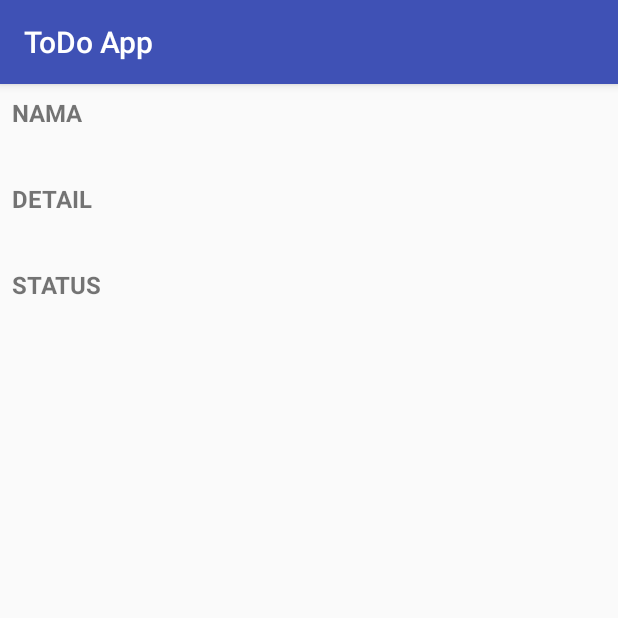
After one commit to GoLok56/NgabuburIt, an Android app: the DetailActivity screen opened directly, with no data from a screen before it, on a phone screen of 412 x 824 dp, the top half of it. The commit adds this screen. Run offline under Robolectric (Android 15) with nearby library versions, the phone set to English and light mode, and no system bars; 3 statements that could not run were skipped.

Commit message:
initial commit

```diff
--- a/app/build.gradle
+++ b/app/build.gradle
@@ -1,6 +1,7 @@
 apply plugin: 'com.android.application'
 apply plugin: 'kotlin-android'
 apply plugin: 'kotlin-android-extensions'
+apply plugin: 'kotlin-kapt'
 
 android {
     compileSdkVersion 27
@@ -22,7 +23,7 @@ android {
 
 dependencies {
     implementation fileTree(dir: 'libs', include: ['*.jar'])
-    implementation"org.jetbrains.kotlin:kotlin-stdlib-jre7:$kotlin_version"
+    implementation "org.jetbrains.kotlin:kotlin-stdlib-jre7:$kotlin_version"
     implementation 'com.android.support:appcompat-v7:27.1.1'
     implementation 'com.android.support.constraint:constraint-layout:1.1.0'
     testImplementation 'junit:junit:4.12'
@@ -32,5 +33,8 @@ dependencies {
     implementation 'com.android.support:design:27.1.1'
     implementation 'com.android.support:cardview-v7:27.1.1'
     implementation "android.arch.persistence.room:runtime:1.1.0"
+    implementation "android.arch.lifecycle:livedata:1.1.1"
+    implementation "io.reactivex.rxjava2:rxjava:2.1.14"
+    implementation 'io.reactivex.rxjava2:rxandroid:2.0.2'
     kapt "android.arch.persistence.room:compiler:1.1.0"
 }
--- a/app/src/main/AndroidManifest.xml
+++ b/app/src/main/AndroidManifest.xml
@@ -9,13 +9,15 @@
         android:roundIcon="@mipmap/ic_launcher_round"
         android:supportsRtl="true"
         android:theme="@style/AppTheme">
-        <activity android:name=".MainActivity">
+        <activity android:name=".main.MainActivity">
             <intent-filter>
                 <action android:name="android.intent.action.MAIN" />
 
                 <category android:name="android.intent.category.LAUNCHER" />
             </intent-filter>
         </activity>
+        <activity android:name=".addtodo.AddToDoActivity" />
+        <activity android:name=".detail.DetailActivity"></activity>
     </application>
 
 </manifest>
--- /dev/null
+++ b/app/src/main/java/io/github/golok56/ngabuburit/detail/DetailActivity.kt
@@ -0,0 +1,22 @@
+package io.github.golok56.ngabuburit.detail
+
+import android.support.v7.app.AppCompatActivity
+import android.os.Bundle
+import io.github.golok56.ngabuburit.R
+import io.github.golok56.ngabuburit.entities.ToDo
+import kotlinx.android.synthetic.main.activity_detail.*
+
+class DetailActivity : AppCompatActivity() {
+
+    private lateinit var todo: ToDo
+
+    override fun onCreate(savedInstanceState: Bundle?) {
+        super.onCreate(savedInstanceState)
+        setContentView(R.layout.activity_detail)
+
+        todo = intent.getParcelableExtra("todo")
+        textViewDetailTodoActivityDetail.text = todo.deskripsi
+        textViewNamaTodoActivityDetail.text = todo.nama
+        textViewStatusTodoActivityDetail.text = if (todo?.status == 0) "Belum Selesai" else "Selesai"
+    }
+}
--- /dev/null
+++ b/app/src/main/res/layout/activity_detail.xml
@@ -0,0 +1,81 @@
+<?xml version="1.0" encoding="utf-8"?>
+<android.support.constraint.ConstraintLayout xmlns:android="http://schemas.android.com/apk/res/android"
+    xmlns:app="http://schemas.android.com/apk/res-auto"
+    xmlns:tools="http://schemas.android.com/tools"
+    android:layout_width="match_parent"
+    android:layout_height="match_parent"
+    tools:context=".detail.DetailActivity">
+
+    <TextView
+        android:id="@+id/textViewLabelNamaTodoActivityDetail"
+        android:layout_width="wrap_content"
+        android:layout_height="wrap_content"
+        android:layout_marginStart="8dp"
+        android:layout_marginTop="8dp"
+        android:text="Nama"
+        android:textAllCaps="true"
+        android:textSize="16sp"
+        android:textStyle="bold"
+        app:layout_constraintStart_toStartOf="parent"
+        app:layout_constraintTop_toTopOf="parent" />
+
+    <TextView
+        android:id="@+id/textViewNamaTodoActivityDetail"
+        android:layout_width="0dp"
+        android:layout_height="wrap_content"
+        android:layout_marginEnd="8dp"
+        android:layout_marginStart="8dp"
+        android:layout_marginTop="8dp"
+        app:layout_constraintEnd_toEndOf="parent"
+        app:layout_constraintStart_toStartOf="parent"
+        app:layout_constraintTop_toBottomOf="@+id/textViewLabelNamaTodoActivityDetail"
+        tools:text="Belajar Android" />
+
+    <TextView
+        android:id="@+id/textViewLabelDetailTodoActivityDetail"
+        android:layout_width="wrap_content"
+        android:layout_height="wrap_content"
+        android:layout_marginStart="8dp"
+        android:layout_marginTop="8dp"
+        android:text="Detail"
+        android:textAllCaps="true"
+        android:textSize="16sp"
+        android:textStyle="bold"
+        app:layout_constraintStart_toStartOf="parent"
+        app:layout_constraintTop_toBottomOf="@+id/textViewNamaTodoActivityDetail" />
+
+    <TextView
+        android:id="@+id/textViewDetailTodoActivityDetail"
+        android:layout_width="0dp"
+        android:layout_height="wrap_content"
+        android:layout_marginEnd="8dp"
+        android:layout_marginStart="8dp"
+        android:layout_marginTop="8dp"
+        app:layout_constraintEnd_toEndOf="parent"
+        app:layout_constraintStart_toStartOf="parent"
+        app:layout_constraintTop_toBottomOf="@+id/textViewLabelDetailTodoActivityDetail"
+        tools:text="NgabuburIT Bareng Codelabs" />
+
+    <TextView
+        android:id="@+id/textViewLabelStatusActivityDetail"
+        android:layout_width="wrap_content"
+        android:layout_height="wrap_content"
+        android:layout_marginStart="8dp"
+        android:layout_marginTop="8dp"
+        android:text="Status"
+        android:textAllCaps="true"
+        android:textSize="16sp"
+        android:textStyle="bold"
+        app:layout_constraintStart_toStartOf="parent"
+        app:layout_constraintTop_toBottomOf="@+id/textViewDetailTodoActivityDetail" />
+
+    <TextView
+        android:id="@+id/textViewStatusTodoActivityDetail"
+        android:layout_width="wrap_content"
+        android:layout_height="wrap_content"
+        android:layout_marginStart="8dp"
+        android:layout_marginTop="8dp"
+        app:layout_constraintStart_toStartOf="parent"
+        app:layout_constraintTop_toBottomOf="@+id/textViewLabelStatusActivityDetail"
+        tools:text="Selesai" />
+</android.support.constraint.ConstraintLayout>
--- a/app/src/main/res/layout/activity_main.xml
+++ b/app/src/main/res/layout/activity_main.xml
@@ -4,12 +4,13 @@
     xmlns:tools="http://schemas.android.com/tools"
     android:layout_width="match_parent"
     android:layout_height="match_parent"
-    tools:context=".MainActivity">
+    tools:context=".main.MainActivity">
 
     <android.support.v7.widget.RecyclerView
         android:id="@+id/recyclerviewTodolistActivityMain"
         android:layout_width="0dp"
         android:layout_height="0dp"
+        app:layoutManager="android.support.v7.widget.LinearLayoutManager"
         app:layout_constraintBottom_toBottomOf="parent"
         app:layout_constraintEnd_toEndOf="parent"
         app:layout_constraintStart_toStartOf="parent"
--- a/app/src/main/res/values/strings.xml
+++ b/app/src/main/res/values/strings.xml
@@ -1,3 +1,5 @@
 <resources>
-    <string name="app_name">NgabuburIt</string>
+    <string name="app_name">ToDo App</string>
+    <string name="activity_add_todo_nama_todo">Nama</string>
+    <string name="activity_add_todo_deskripsi_todo">Deskripsi</string>
 </resources>
```
Also changed, not shown: app/src/main/java/io/github/golok56/ngabuburit/MainActivity.kt (deleted, +0 -13 lines), app/src/main/java/io/github/golok56/ngabuburit/addtodo/AddToDoActivity.kt (added, +45 -0 lines), app/src/main/java/io/github/golok56/ngabuburit/db/AppDatabase.kt (added, +22 -0 lines), app/src/main/java/io/github/golok56/ngabuburit/db/dao/ToDoDao.kt (added, +17 -0 lines), app/src/main/java/io/github/golok56/ngabuburit/entities/ToDo.kt (added, +35 -0 lines), app/src/main/java/io/github/golok56/ngabuburit/main/MainActivity.kt (added, +39 -0 lines), app/src/main/java/io/github/golok56/ngabuburit/main/MainAdapter.kt (added, +54 -0 lines), app/src/main/res/layout/activity_add_todo.xml (added, +48 -0 lines).
